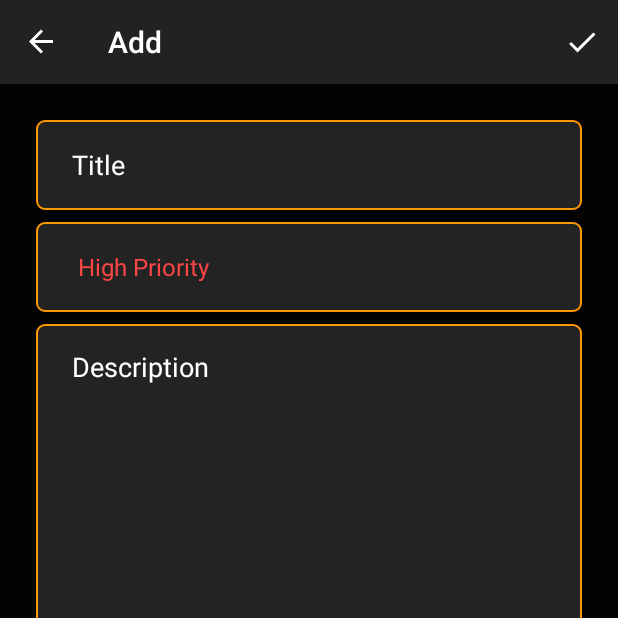
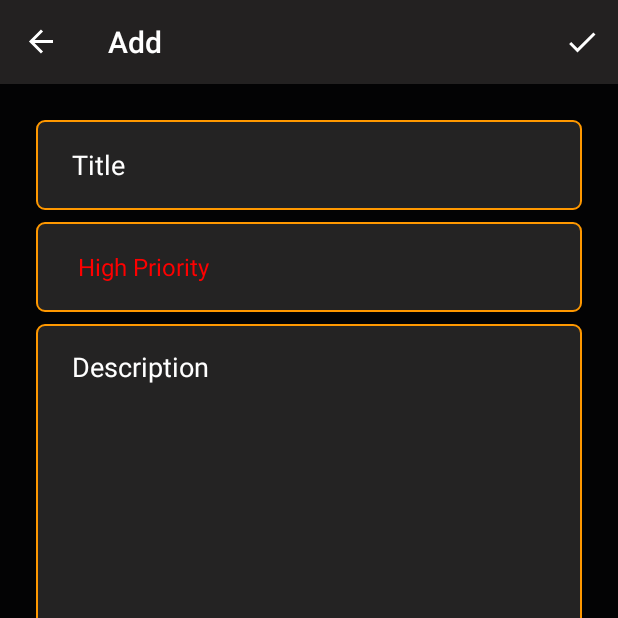
Before and after one commit to Fatih-Baser/ToDoListApp, an Android app: the AddFragment screen opened through its navigation route, on a phone screen of 412 x 824 dp, the top half of it. Run offline under Robolectric (Android 15) with nearby library versions, the phone set to English and light mode, and no system bars; our stand-ins replace Room's generated code, navigation-ui; 3 statements that could not run were skipped.

Commit message:
is finished

```diff
--- a/app/src/main/java/com/fatihbasertr/todolistapp/viewmodels/PriorityViewModel.kt
+++ b/app/src/main/java/com/fatihbasertr/todolistapp/viewmodels/PriorityViewModel.kt
@@ -33,7 +33,9 @@ class PriorityViewModel(application: Application): AndroidViewModel(application)
             id: Long
         ) {
             when(position){
-                0 -> { (parent?.getChildAt(0) as TextView).setTextColor(ContextCompat.getColor(application, R.color.red)) }
+                0 -> { (parent?.getChildAt(0) as TextView).setTextColor(ContextCompat.getColor(application,
+                    R.color.red
+                )) }
                 1 -> { (parent?.getChildAt(0) as TextView).setTextColor(ContextCompat.getColor(application, R.color.yellow)) }
                 2 -> { (parent?.getChildAt(0) as TextView).setTextColor(ContextCompat.getColor(application, R.color.green)) }
             }
--- a/app/src/main/res/values/colors.xml
+++ b/app/src/main/res/values/colors.xml
@@ -7,7 +7,7 @@
     <color name="white">#FFFFFF</color>
     <color name="lightGray">#E6E6E6</color>
     <color name="darkGray">#4B4B4B</color>
-    <color name="red">#FF4646</color>
-    <color name="yellow">#FFC114</color>
-    <color name="green">#00C980</color>
+    <color name="red">#FF0000</color>
+    <color name="yellow">#FFFF00</color>
+    <color name="green">#00FF00</color>
 </resources>
```
